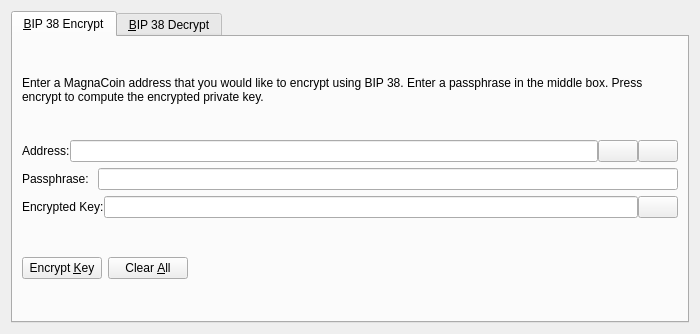
The window that src/qt/forms/bip38tooldialog.ui (stefanpabstme/KackCoin) describes before a commit, drawn with Qt 5.
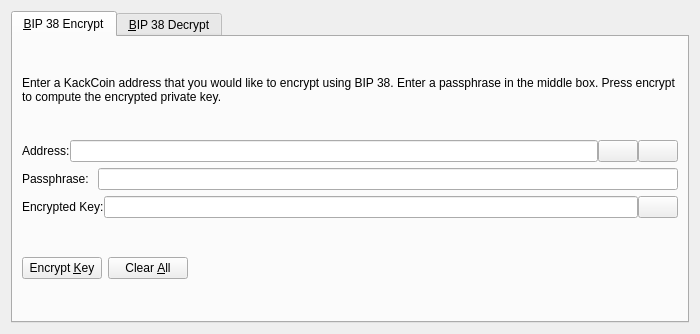
The same window after the commit. The open tabs and pages were chosen to show the change. Icons and pictures are not drawn. Custom widgets are drawn as their Qt base class.

Commit message: Changed more URLs and full coin name

```diff
--- a/src/qt/forms/bip38tooldialog.ui
+++ b/src/qt/forms/bip38tooldialog.ui
@@ -30,7 +30,7 @@
        <item>
         <widget class="QLabel" name="infoLabel_ENC">
          <property name="text">
-          <string>Enter a MagnaCoin address that you would like to encrypt using BIP 38. Enter a passphrase in the middle box. Press encrypt to compute the encrypted private key.</string>
+          <string>Enter a KackCoin address that you would like to encrypt using BIP 38. Enter a passphrase in the middle box. Press encrypt to compute the encrypted private key.</string>
          </property>
          <property name="textFormat">
           <enum>Qt::PlainText</enum>
```
Left out of the diff: 8 changed lines with no effect on the pictures. The commit also changes 170 other files.
